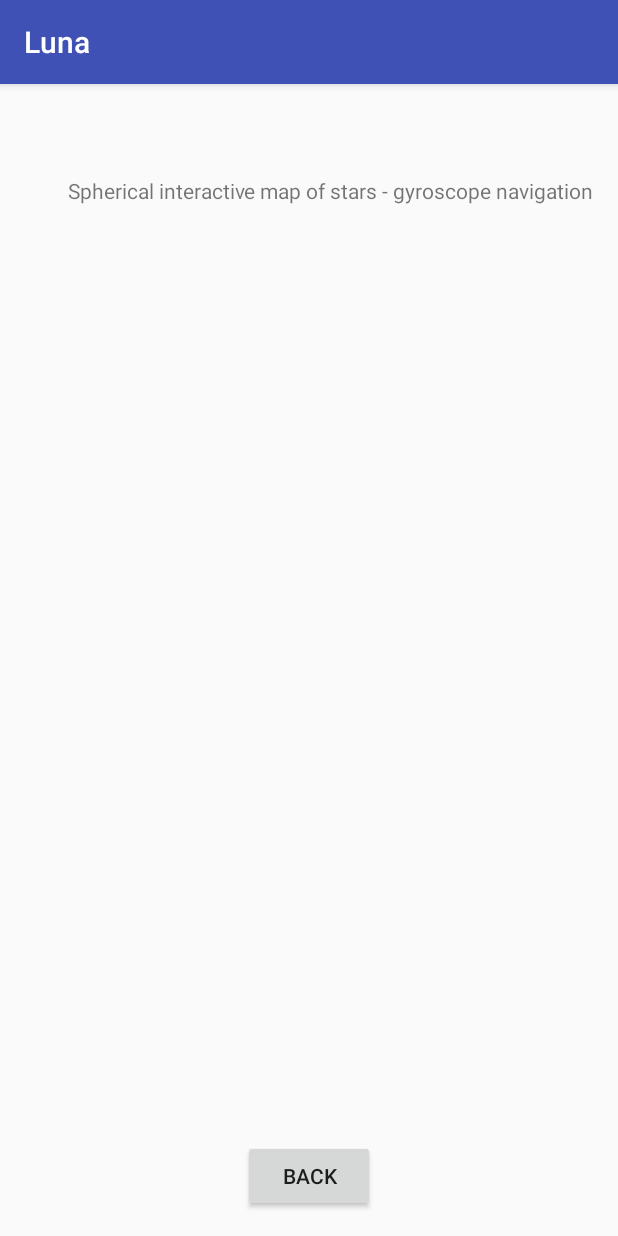
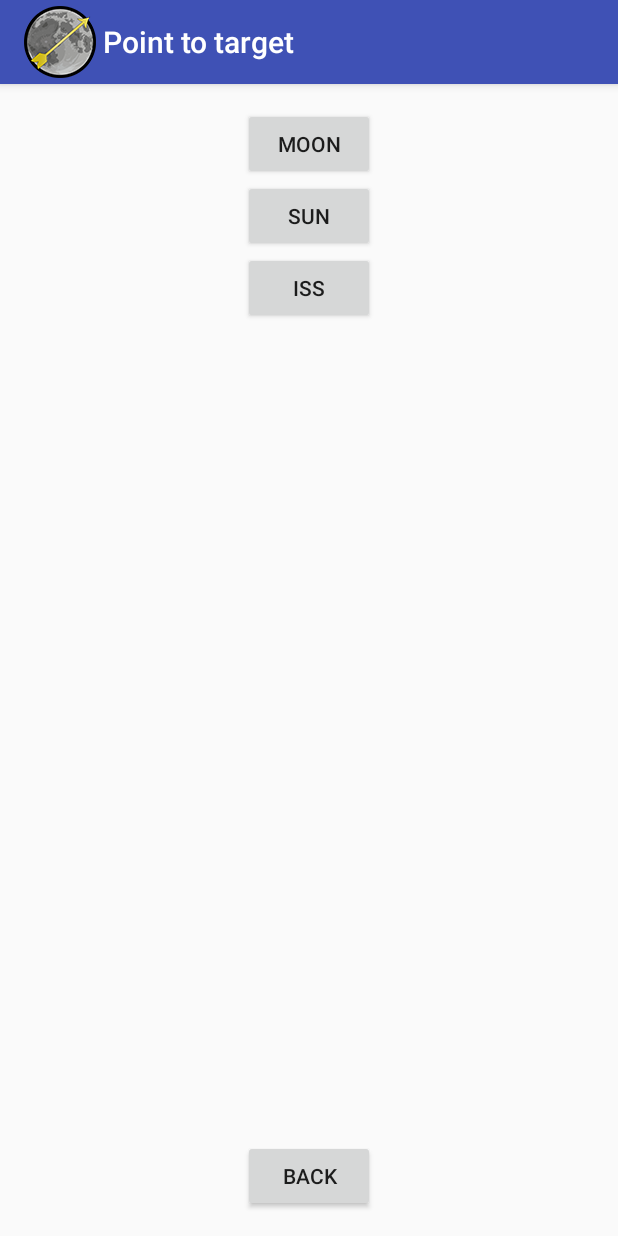
Before and after one commit to itsJumaah/Luna, an Android app: the SkyMap screen opened directly, with no data from a screen before it, on a phone screen of 412 x 824 dp. Run offline under Robolectric (Android 15) with nearby library versions, the phone set to English and light mode, and no system bars.

Commit message:
icon added

```diff
--- a/app/src/main/java/io/github/itsjumaah/luna/Hologram.java
+++ b/app/src/main/java/io/github/itsjumaah/luna/Hologram.java
@@ -2,6 +2,7 @@ package io.github.itsjumaah.luna;
 
 
 import android.content.Intent;
+import android.support.v7.app.ActionBar;
 import android.support.v7.app.AppCompatActivity;
 import android.os.Bundle;
 import android.view.View;
@@ -14,6 +15,11 @@ public class Hologram extends AppCompatActivity {
         super.onCreate(savedInstanceState);
         setContentView(R.layout.activity_hologram);
 
+        ActionBar actionBar = getSupportActionBar();
+        assert actionBar != null;
+        actionBar.setDisplayShowHomeEnabled(true);
+        actionBar.setIcon(R.mipmap.ic_launcher);
+        actionBar.setTitle(" Hologram");
 
         final Button b = (Button) findViewById(R.id.back1);
         assert b != null;
--- a/app/src/main/java/io/github/itsjumaah/luna/SkyMap.java
+++ b/app/src/main/java/io/github/itsjumaah/luna/SkyMap.java
@@ -1,6 +1,7 @@
 package io.github.itsjumaah.luna;
 
 import android.content.Intent;
+import android.support.v7.app.ActionBar;
 import android.support.v7.app.AppCompatActivity;
 import android.os.Bundle;
 import android.view.View;
@@ -14,6 +15,11 @@ public class SkyMap extends AppCompatActivity {
         setContentView(R.layout.activity_sky_map);
 
 
+        ActionBar actionBar = getSupportActionBar();
+        assert actionBar != null;
+        actionBar.setDisplayShowHomeEnabled(true);
+        actionBar.setIcon(R.mipmap.ic_launcher);
+        actionBar.setTitle(" Point to target");
 
 
 
--- a/app/src/main/res/layout/activity_main.xml
+++ b/app/src/main/res/layout/activity_main.xml
@@ -12,7 +12,7 @@
     <Button
         android:layout_width="wrap_content"
         android:layout_height="wrap_content"
-        android:text="Sky Map"
+        android:text="Select a target"
         android:id="@+id/skyMap"
         android:layout_alignParentTop="true"
         android:layout_alignParentLeft="true"
@@ -34,7 +34,7 @@
     <Button
         android:layout_width="wrap_content"
         android:layout_height="wrap_content"
-        android:text="Gallery"
+        android:text="Information"
         android:id="@+id/gallery"
         android:layout_below="@+id/hologram"
         android:layout_alignRight="@+id/hologram"
--- a/app/src/main/res/layout/activity_sky_map.xml
+++ b/app/src/main/res/layout/activity_sky_map.xml
@@ -9,16 +9,6 @@
     android:paddingTop="@dimen/activity_vertical_margin"
     tools:context="io.github.itsjumaah.luna.SkyMap">
 
-    <TextView
-        android:layout_width="wrap_content"
-        android:layout_height="wrap_content"
-        android:text="Spherical interactive map of stars - gyroscope navigation"
-        android:id="@+id/textView"
-        android:layout_marginTop="45dp"
-        android:layout_alignParentTop="true"
-        android:layout_alignParentRight="true"
-        android:layout_alignParentEnd="true" />
-
     <Button
         android:layout_width="wrap_content"
         android:layout_height="wrap_content"
@@ -26,4 +16,28 @@
         android:id="@+id/back"
         android:layout_alignParentBottom="true"
         android:layout_centerHorizontal="true" />
+
+    <Button
+        android:layout_width="wrap_content"
+        android:layout_height="wrap_content"
+        android:text="Moon"
+        android:id="@+id/button2"
+        android:layout_alignParentTop="true"
+        android:layout_centerHorizontal="true" />
+
+    <Button
+        android:layout_width="wrap_content"
+        android:layout_height="wrap_content"
+        android:text="Sun"
+        android:id="@+id/button3"
+        android:layout_below="@+id/button2"
+        android:layout_centerHorizontal="true" />
+
+    <Button
+        android:layout_width="wrap_content"
+        android:layout_height="wrap_content"
+        android:text="ISS"
+        android:id="@+id/button4"
+        android:layout_below="@+id/button3"
+        android:layout_centerHorizontal="true" />
 </RelativeLayout>
```
Also changed, not shown: app/src/main/java/io/github/itsjumaah/luna/Gallery.java (+7 -0 lines), app/src/main/java/io/github/itsjumaah/luna/MainActivity.java (+10 -0 lines), app/src/main/java/io/github/itsjumaah/luna/Settings.java (+7 -0 lines), app/src/main/res/mipmap-hdpi/ic_launcher.png, app/src/main/res/mipmap-mdpi/ic_launcher.png, app/src/main/res/mipmap-xhdpi/ic_launcher.png, app/src/main/res/mipmap-xxhdpi/ic_launcher.png, app/src/main/res/mipmap-xxxhdpi/ic_launcher.png.
